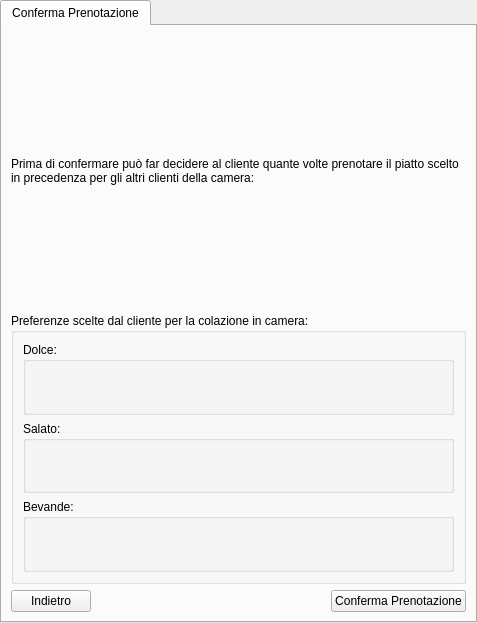
This is ui/Cameriere/GestisciCucina/ConfermaPrenotazioneColazioneInCameraGiornoSuccessivo.ui in mdoraz/Hotel as Qt 5 draws it before an edit. The edited form follows.
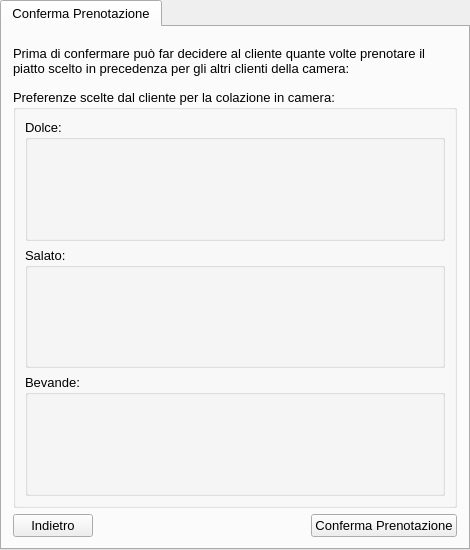
This is the edited form.

```diff
--- a/ui/Cameriere/GestisciCucina/ConfermaPrenotazioneColazioneInCameraGiornoSuccessivo.ui
+++ b/ui/Cameriere/GestisciCucina/ConfermaPrenotazioneColazioneInCameraGiornoSuccessivo.ui
@@ -6,10 +6,22 @@
    <rect>
     <x>0</x>
     <y>0</y>
-    <width>477</width>
-    <height>623</height>
+    <width>470</width>
+    <height>550</height>
    </rect>
   </property>
+  <property name="minimumSize">
+   <size>
+    <width>470</width>
+    <height>550</height>
+   </size>
+  </property>
+  <property name="font">
+   <font>
+    <family>Arial</family>
+    <pointsize>10</pointsize>
+   </font>
+  </property>
   <property name="windowTitle">
    <string>Struttura Alberghiera: Conferma Prenota Colazione In camera per giorno successivo</string>
   </property>
@@ -18,8 +30,26 @@
     <string>Conferma Prenotazione</string>
    </attribute>
    <layout class="QGridLayout" name="gridLayout">
+    <property name="leftMargin">
+     <number>11</number>
+    </property>
+    <property name="topMargin">
+     <number>11</number>
+    </property>
+    <property name="rightMargin">
+     <number>11</number>
+    </property>
+    <property name="bottomMargin">
+     <number>11</number>
+    </property>
     <item row="0" column="0" colspan="3">
      <widget class="QLabel" name="labelIntroduzione">
+      <property name="sizePolicy">
+       <sizepolicy hsizetype="Preferred" vsizetype="Fixed">
+        <horstretch>0</horstretch>
+        <verstretch>0</verstretch>
+       </sizepolicy>
+      </property>
       <property name="text">
        <string>Prima di confermare può far decidere al cliente quante volte prenotare il piatto scelto in precedenza per gli altri clienti della camera:</string>
       </property>
```
Left out of the diff: 2 changed lines with no effect on the pictures.
